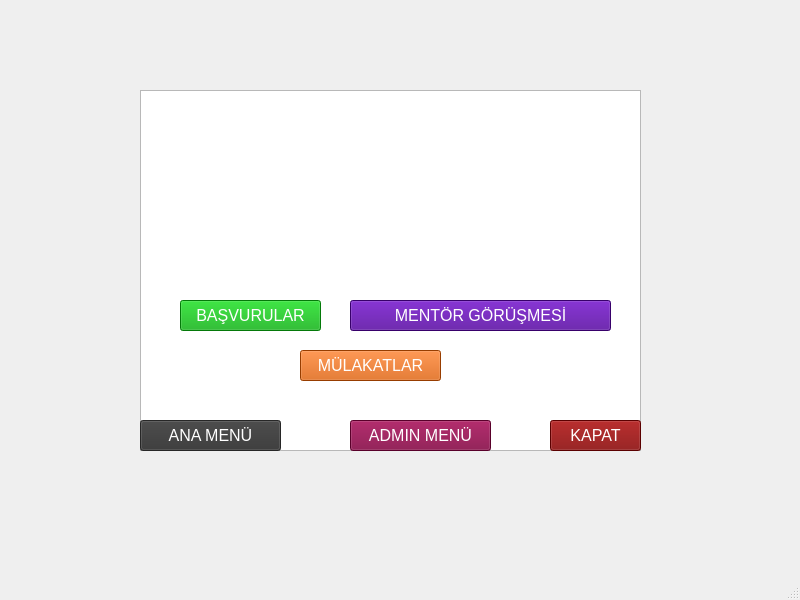
First picture: the form in Ersin/Preference-Admin-Menu.ui, repository yhtyyar94/Python-Module-Week7, before the edit.
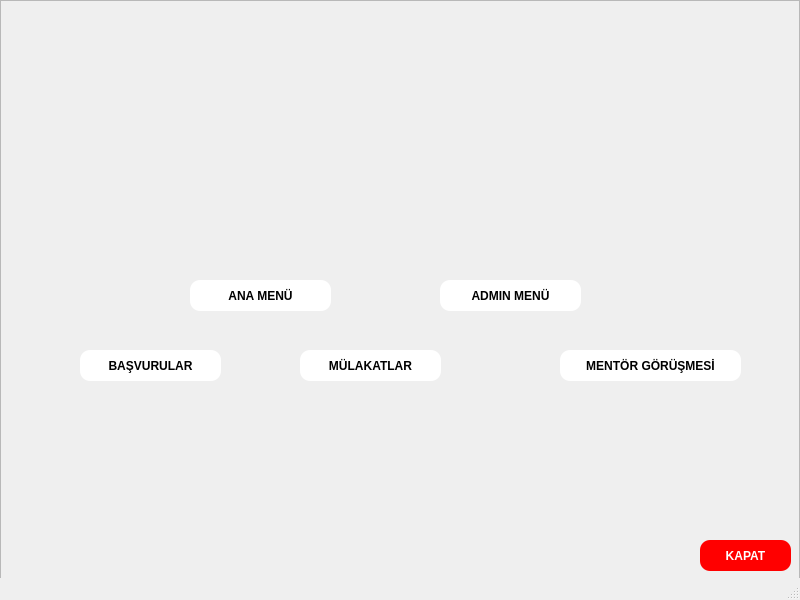
Second picture: the form after the edit. Icons and pictures are not drawn.

Commit message: Login - Mentör İnterview page

```diff
--- a/Ersin/Preference-Admin-Menu.ui
+++ b/Ersin/Preference-Admin-Menu.ui
@@ -13,90 +13,10 @@
   <property name="windowTitle">
    <string>MainWindow</string>
   </property>
+  <property name="styleSheet">
+   <string notr="true"/>
+  </property>
   <widget class="QWidget" name="centralwidget">
-   <widget class="QGraphicsView" name="Login">
-    <property name="geometry">
-     <rect>
-      <x>140</x>
-      <y>90</y>
-      <width>501</width>
-      <height>361</height>
-     </rect>
-    </property>
-    <property name="styleSheet">
-     <string notr="true">background-image: url(:/images/Ersin/images/admin.jpg);</string>
-    </property>
-   </widget>
-   <widget class="QLabel" name="label">
-    <property name="geometry">
-     <rect>
-      <x>190</x>
-      <y>230</y>
-      <width>411</width>
-      <height>61</height>
-     </rect>
-    </property>
-    <property name="text">
-     <string>&lt;html&gt;&lt;head/&gt;&lt;body&gt;&lt;p&gt;&lt;span style=&quot; font-size:18pt; font-weight:700; color:#ffffff;&quot;&gt;YÖNETİM PANELİNE HOŞGELDİNİZ&lt;/span&gt;&lt;/p&gt;&lt;/body&gt;&lt;/html&gt;</string>
-    </property>
-   </widget>
-   <widget class="QPushButton" name="pushButton">
-    <property name="geometry">
-     <rect>
-      <x>550</x>
-      <y>420</y>
-      <width>91</width>
-      <height>31</height>
-     </rect>
-    </property>
-    <property name="autoFillBackground">
-     <bool>false</bool>
-    </property>
-    <property name="styleSheet">
-     <string notr="true">background-color:#800000; font-size:12pt; color:white</string>
-    </property>
-    <property name="text">
-     <string>KAPAT</string>
-    </property>
-   </widget>
-   <widget class="QPushButton" name="Basvurular">
-    <property name="geometry">
-     <rect>
-      <x>180</x>
-      <y>300</y>
-      <width>141</width>
-      <height>31</height>
-     </rect>
-    </property>
-    <property name="autoFillBackground">
-     <bool>false</bool>
-    </property>
-    <property name="styleSheet">
-     <string notr="true">background-color:#05a90c; font-size:12pt; color:white</string>
-    </property>
-    <property name="text">
-     <string>BAŞVURULAR</string>
-    </property>
-   </widget>
-   <widget class="QPushButton" name="Mentor">
-    <property name="geometry">
-     <rect>
-      <x>350</x>
-      <y>300</y>
-      <width>261</width>
-      <height>31</height>
-     </rect>
-    </property>
-    <property name="autoFillBackground">
-     <bool>false</bool>
-    </property>
-    <property name="styleSheet">
-     <string notr="true">background-color:#4d0094; font-size:12pt; color:white</string>
-    </property>
-    <property name="text">
-     <string>MENTÖR GÖRÜŞMESİ</string>
-    </property>
-   </widget>
    <widget class="QPushButton" name="Basvurular_2">
     <property name="geometry">
      <rect>
@@ -110,49 +30,195 @@
      <bool>false</bool>
     </property>
     <property name="styleSheet">
-     <string notr="true">background-color:#d45500; font-size:12pt; color:white</string>
+     <string notr="true">QPushButton{
+color:black;
+background:white;
+border-radius:10px;
+font-weight:bold;
+}
+QPushButton::hover{
+color:white;
+background:#47545a;
+border-radius:10px;
+font-weight:bold
+}</string>
     </property>
     <property name="text">
      <string>MÜLAKATLAR</string>
     </property>
    </widget>
-   <widget class="QPushButton" name="Anamenu">
+   <widget class="QFrame" name="frame">
     <property name="geometry">
      <rect>
-      <x>140</x>
-      <y>420</y>
-      <width>141</width>
-      <height>31</height>
+      <x>0</x>
+      <y>0</y>
+      <width>800</width>
+      <height>600</height>
      </rect>
     </property>
-    <property name="autoFillBackground">
-     <bool>false</bool>
-    </property>
     <property name="styleSheet">
-     <string notr="true">background-color:#363636; font-size:12pt; color:white</string>
+     <string notr="true">QFrame{
+background-image: url(:/testx/Users/Windows 10/Downloads/zemin-kucuk.jpg);
+width:800px;
+height:600px;
+}</string>
     </property>
-    <property name="text">
-     <string>ANA MENÜ</string>
+    <property name="frameShape">
+     <enum>QFrame::StyledPanel</enum>
     </property>
-   </widget>
-   <widget class="QPushButton" name="Adminmenu">
-    <property name="geometry">
-     <rect>
-      <x>350</x>
-      <y>420</y>
-      <width>141</width>
-      <height>31</height>
-     </rect>
+    <property name="frameShadow">
+     <enum>QFrame::Raised</enum>
     </property>
-    <property name="autoFillBackground">
-     <bool>false</bool>
-    </property>
-    <property name="styleSheet">
-     <string notr="true">background-color:#7d003b; font-size:12pt; color:white</string>
-    </property>
-    <property name="text">
-     <string>ADMIN MENÜ</string>
-    </property>
+    <widget class="QPushButton" name="Basvurular">
+     <property name="geometry">
+      <rect>
+       <x>80</x>
+       <y>350</y>
+       <width>141</width>
+       <height>31</height>
+      </rect>
+     </property>
+     <property name="autoFillBackground">
+      <bool>false</bool>
+     </property>
+     <property name="styleSheet">
+      <string notr="true">QPushButton{
+color:black;
+background:white;
+border-radius:10px;
+font-weight:bold;
+}
+QPushButton::hover{
+color:white;
+background:#47545a;
+border-radius:10px;
+font-weight:bold
+}</string>
+     </property>
+     <property name="text">
+      <string>BAŞVURULAR</string>
+     </property>
+    </widget>
+    <widget class="QPushButton" name="Mentor">
+     <property name="geometry">
+      <rect>
+       <x>560</x>
+       <y>350</y>
+       <width>181</width>
+       <height>31</height>
+      </rect>
+     </property>
+     <property name="autoFillBackground">
+      <bool>false</bool>
+     </property>
+     <property name="styleSheet">
+      <string notr="true">QPushButton{
+color:black;
+background:white;
+border-radius:10px;
+font-weight:bold;
+}
+QPushButton::hover{
+color:white;
+background:#47545a;
+border-radius:10px;
+font-weight:bold
+}</string>
+     </property>
+     <property name="text">
+      <string>MENTÖR GÖRÜŞMESİ</string>
+     </property>
+    </widget>
+    <widget class="QPushButton" name="pushButton">
+     <property name="geometry">
+      <rect>
+       <x>700</x>
+       <y>540</y>
+       <width>91</width>
+       <height>31</height>
+      </rect>
+     </property>
+     <property name="autoFillBackground">
+      <bool>false</bool>
+     </property>
+     <property name="styleSheet">
+      <string notr="true">QPushButton{
+color:white;
+background:red;
+border-radius:10px;
+font-weight:bold;
+}
+QPushButton::hover{
+color:white;
+background:#47545a;
+border-radius:10px;
+font-weight:bold
+}</string>
+     </property>
+     <property name="text">
+      <string>KAPAT</string>
+     </property>
+    </widget>
+    <widget class="QPushButton" name="Adminmenu">
+     <property name="geometry">
+      <rect>
+       <x>440</x>
+       <y>280</y>
+       <width>141</width>
+       <height>31</height>
+      </rect>
+     </property>
+     <property name="autoFillBackground">
+      <bool>false</bool>
+     </property>
+     <property name="styleSheet">
+      <string notr="true">QPushButton{
+color:black;
+background:white;
+border-radius:10px;
+font-weight:bold;
+}
+QPushButton::hover{
+color:white;
+background:#47545a;
+border-radius:10px;
+font-weight:bold
+}</string>
+     </property>
+     <property name="text">
+      <string>ADMIN MENÜ</string>
+     </property>
+    </widget>
+    <widget class="QPushButton" name="Anamenu">
+     <property name="geometry">
+      <rect>
+       <x>190</x>
+       <y>280</y>
+       <width>141</width>
+       <height>31</height>
+      </rect>
+     </property>
+     <property name="autoFillBackground">
+      <bool>false</bool>
+     </property>
+     <property name="styleSheet">
+      <string notr="true">QPushButton{
+color:black;
+background:white;
+border-radius:10px;
+font-weight:bold;
+}
+QPushButton::hover{
+color:white;
+background:#47545a;
+border-radius:10px;
+font-weight:bold
+}</string>
+     </property>
+     <property name="text">
+      <string>ANA MENÜ</string>
+     </property>
+    </widget>
    </widget>
   </widget>
   <widget class="QMenuBar" name="menubar">
```
Left out of the diff: 12 changed lines with no effect on the pictures. The commit also changes 17 other files.
